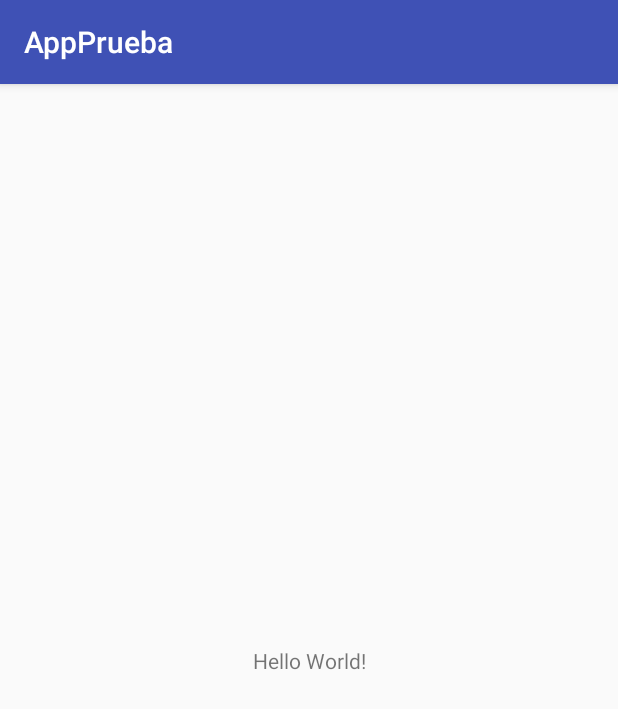
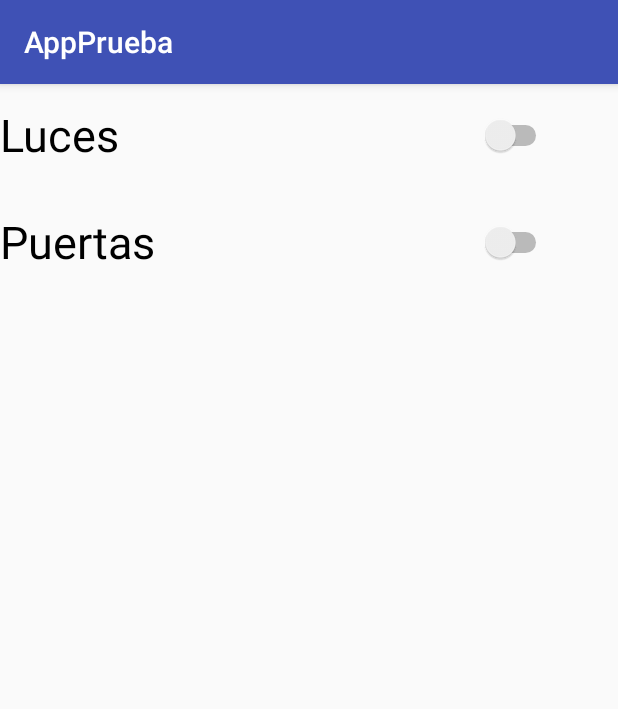
Before and after one commit to ajimenezu/idg2017, an Android app: the screen it shows after launch (MainActivity), on a phone screen of 412 x 824 dp. Shown: the top 709 px of the screen. Run offline under Robolectric (Android 15) with nearby library versions, the phone set to English and light mode, and no system bars.

Commit message:
create project

```diff
--- a/AppPrueba/app/src/main/java/com/example/root/appprueba/MainActivity.java
+++ b/AppPrueba/app/src/main/java/com/example/root/appprueba/MainActivity.java
@@ -2,12 +2,52 @@ package com.example.root.appprueba;
 
 import android.support.v7.app.AppCompatActivity;
 import android.os.Bundle;
+import android.widget.CompoundButton;
+import android.widget.Switch;
 
 public class MainActivity extends AppCompatActivity {
+
+    Switch luzSwitch, puertaSwitch;
 
     @Override
     protected void onCreate(Bundle savedInstanceState) {
         super.onCreate(savedInstanceState);
         setContentView(R.layout.activity_main);
+        luzSwitch = (Switch) findViewById(R.id.switchLuces);
+        puertaSwitch = (Switch) findViewById(R.id.switchPuertas);
+
+        luzSwitch.setOnCheckedChangeListener(new CompoundButton.OnCheckedChangeListener() {
+
+
+            @Override
+            public void onCheckedChanged(CompoundButton buttonView, boolean isChecked) {
+
+                if(isChecked){
+                    System.out.println(" luz haha");
+                }else{
+                    System.out.println("luz hoho");
+                }
+
+            }
+        });
+
+        puertaSwitch.setOnCheckedChangeListener(new CompoundButton.OnCheckedChangeListener() {
+
+
+            @Override
+            public void onCheckedChanged(CompoundButton buttonView, boolean isChecked) {
+
+                if(isChecked){
+                    System.out.println(" puerta haha");
+                }else{
+                    System.out.println("puerta hoho");
+                }
+
+            }
+        });
     }
+
+
+
+
 }
--- a/AppPrueba/app/src/main/res/layout/activity_main.xml
+++ b/AppPrueba/app/src/main/res/layout/activity_main.xml
@@ -6,13 +6,43 @@
     android:layout_height="match_parent"
     tools:context="com.example.root.appprueba.MainActivity">
 
-    <TextView
-        android:layout_width="wrap_content"
-        android:layout_height="wrap_content"
-        android:text="Hello World!"
-        app:layout_constraintBottom_toBottomOf="parent"
-        app:layout_constraintLeft_toLeftOf="parent"
-        app:layout_constraintRight_toRightOf="parent"
-        app:layout_constraintTop_toTopOf="parent" />
+    <LinearLayout
+        android:layout_width="368dp"
+        android:layout_height="495dp"
+        android:orientation="vertical"
+        android:weightSum="5"
+        tools:layout_editor_absoluteX="8dp"
+        tools:layout_editor_absoluteY="8dp">
 
+        <LinearLayout
+            android:layout_width="match_parent"
+            android:layout_height="67dp"
+            android:orientation="horizontal"
+            android:layout_weight="0.01">
+
+
+            <Switch
+                android:id="@+id/switchLuces"
+                android:layout_width="match_parent"
+                android:layout_height="match_parent"
+                android:splitTrack="false"
+                android:text="Luces"
+                android:textSize="30sp" />
+        </LinearLayout>
+
+        <LinearLayout
+            android:layout_width="match_parent"
+            android:layout_height="73dp"
+            android:orientation="horizontal"
+            android:layout_weight="0.02">
+
+            <Switch
+                android:id="@+id/switchPuertas"
+                android:layout_width="match_parent"
+
+                android:layout_height="match_parent"
+                android:text="Puertas"
+                android:textSize="30sp" />
+        </LinearLayout>
+    </LinearLayout>
 </android.support.constraint.ConstraintLayout>
```
